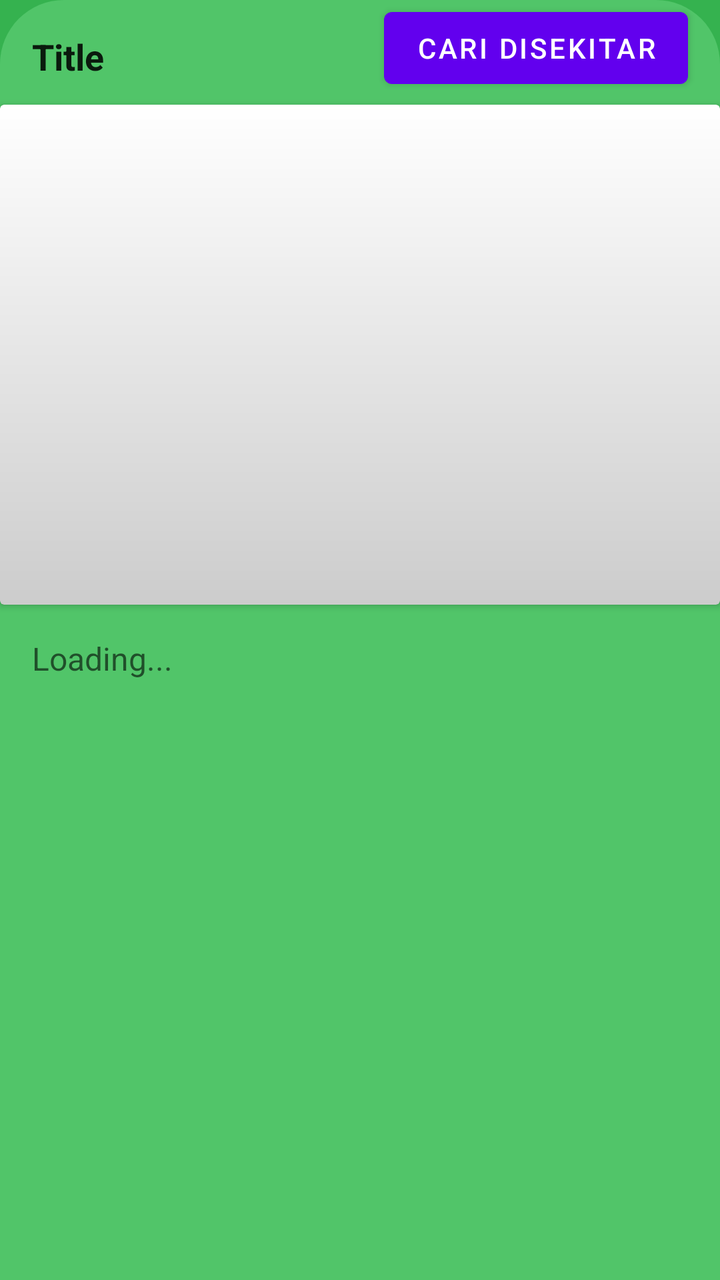
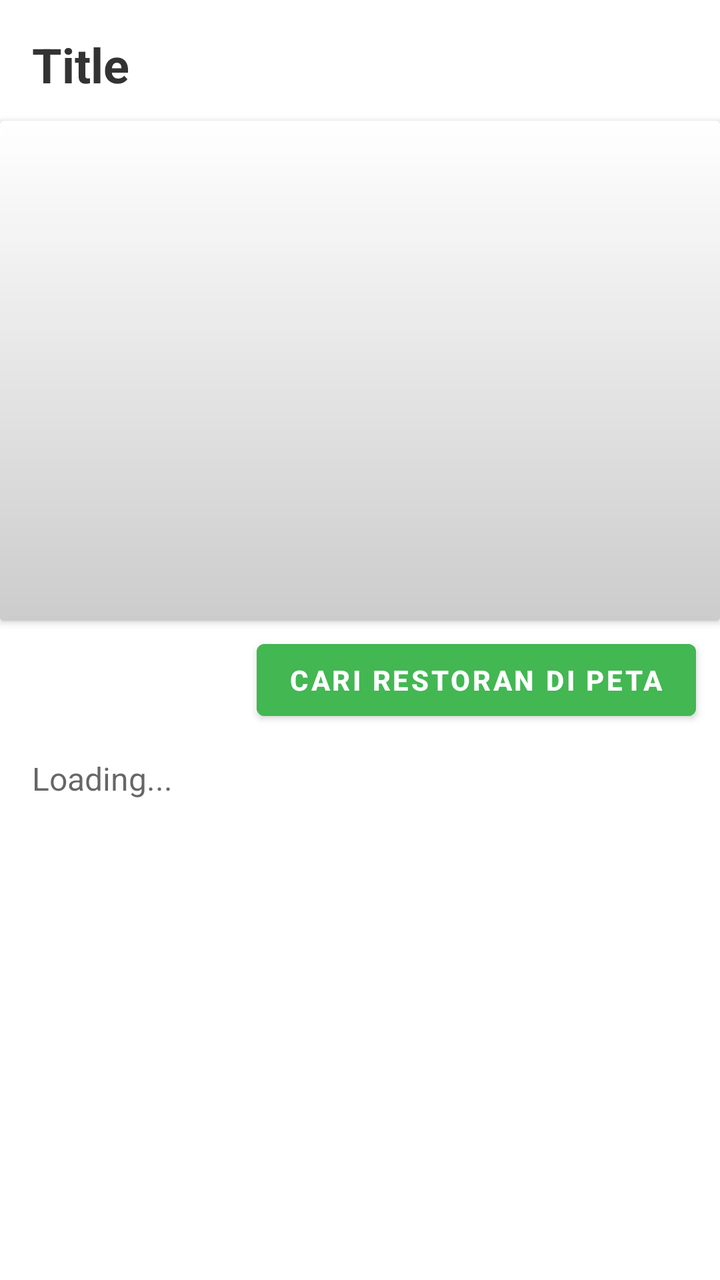

Screens rendered from an Android XML layout before and after an edit, with the pre-edit source and the edit as a unified diff.
<!-- AndroidManifest.xml: application theme Theme.Kuliner -->
<!-- res/layout/activity_details_food.xml -->
<?xml version="1.0" encoding="utf-8"?>
<androidx.constraintlayout.widget.ConstraintLayout xmlns:android="http://schemas.android.com/apk/res/android"
    xmlns:app="http://schemas.android.com/apk/res-auto"
    xmlns:tools="http://schemas.android.com/tools"
    android:layout_width="match_parent"
    android:layout_height="match_parent"
    android:background="@color/colorPrimaryDark"
    tools:context=".view.activities.DetailsFoodActivity">

    <ScrollView
        android:layout_width="match_parent"
        android:layout_height="match_parent"
        app:layout_constraintBottom_toBottomOf="parent"
        app:layout_constraintEnd_toEndOf="parent"
        app:layout_constraintTop_toTopOf="parent"
        app:layout_constraintStart_toStartOf="parent"
        android:background="@drawable/background_shape_detail">

        <androidx.constraintlayout.widget.ConstraintLayout
            android:layout_width="match_parent"
            android:layout_height="wrap_content">

            <TextView
                android:id="@+id/txt_title_detail"
                android:layout_width="match_parent"
                android:layout_height="wrap_content"
                style="@style/TextAppearance.AppCompat.Headline"
                android:layout_margin="12dp"
                android:padding="4dp"
                android:text="Title"
                android:textSize="18sp"
                android:textStyle="bold"
                app:layout_constraintEnd_toStartOf="parent"
                app:layout_constraintStart_toEndOf="parent"
                app:layout_constraintTop_toTopOf="parent"/>

            <Button
                android:id="@+id/btnGoToMap"
                android:layout_width="wrap_content"
                android:layout_height="wrap_content"
                android:layout_marginEnd="16dp"
                android:text="Cari Disekitar"
                app:layout_constraintEnd_toEndOf="parent"
                app:layout_constraintTop_toTopOf="parent" />

            <androidx.cardview.widget.CardView
                android:id="@+id/cardView"
                android:layout_width="match_parent"
                android:layout_height="250dp"
                style="@style/CardView.Light"
                android:layout_marginTop="8dp"
                app:layout_constraintEnd_toEndOf="parent"
                app:layout_constraintStart_toStartOf="parent"
                app:layout_constraintTop_toBottomOf="@id/txt_title_detail">

                <ImageView
                    android:id="@+id/image_detail"
                    android:layout_width="match_parent"
                    android:layout_height="match_parent"
                    android:scaleType="centerCrop"
                    android:src="@drawable/gradient_card"/>


            </androidx.cardview.widget.CardView>

            <TextView
                android:id="@+id/txt_detail"
                android:layout_width="match_parent"
                android:layout_height="wrap_content"
                android:layout_marginStart="12dp"
                android:layout_marginTop="12dp"
                android:layout_marginEnd="12dp"
                android:layout_marginBottom="16dp"
                android:hint="Loading..."
                android:padding="4dp"
                android:textSize="16sp"
                app:layout_constraintEnd_toStartOf="@id/cardView"
                app:layout_constraintStart_toEndOf="@id/cardView"
                app:layout_constraintTop_toBottomOf="@id/cardView"/>



        </androidx.constraintlayout.widget.ConstraintLayout>

    </ScrollView>

</androidx.constraintlayout.widget.ConstraintLayout>
<!-- resources referenced by this layout -->
<resources>
  <color name="colorPrimaryDark">#35b24f</color>
  <!-- drawable background_shape_detail (drawable) -->
  <?xml version="1.0" encoding="utf-8"?>
  <shape xmlns:android="http://schemas.android.com/apk/res/android">
  
      <solid
          android:color="@color/colorAccent"/>
  
      <corners
          android:topLeftRadius="32dp"
          android:topRightRadius="32dp"/>
  
  </shape>
  <!-- drawable gradient_card (drawable) -->
  <?xml version="1.0" encoding="utf-8"?>
  <shape xmlns:android="http://schemas.android.com/apk/res/android">
  
      <gradient
          android:startColor="#33000000"
          android:endColor="@android:color/transparent"
          android:angle="90"/>
  
  </shape>
  <style name="Theme.Kuliner" parent="Theme.MaterialComponents.DayNight.DarkActionBar">
          
          <item name="colorPrimary">@color/purple_500</item>
          <item name="colorPrimaryVariant">@color/purple_700</item>
          <item name="colorOnPrimary">@color/white</item>
          
          <item name="colorSecondary">@color/teal_200</item>
          <item name="colorSecondaryVariant">@color/teal_700</item>
          <item name="colorOnSecondary">@color/black</item>
          
          <item name="android:statusBarColor">?attr/colorPrimaryVariant</item>
          
      </style>
  <color name="colorAccent">#51c569</color>
  <color name="purple_500">#FF6200EE</color>
  <color name="purple_700">#FF3700B3</color>
  <color name="white">#FFFFFFFF</color>
  <color name="teal_200">#FF03DAC5</color>
  <color name="teal_700">#FF018786</color>
  <color name="black">#FF000000</color>
</resources>

<!-- the commit's change to res/layout/activity_details_food.xml (unified diff, before → after) -->
@@ -4,50 +4,72 @@
     xmlns:tools="http://schemas.android.com/tools"
     android:layout_width="match_parent"
     android:layout_height="match_parent"
-    android:background="@color/colorPrimaryDark"
-    tools:context=".view.activities.DetailsFoodActivity">
+    android:background="#e6e6e6"
+    tools:context=".view.activities.FoodDetailActivity">
 
     <ScrollView
         android:layout_width="match_parent"
         android:layout_height="match_parent"
+        android:background="@drawable/background_shape_detail"
         app:layout_constraintBottom_toBottomOf="parent"
         app:layout_constraintEnd_toEndOf="parent"
+        app:layout_constraintHorizontal_bias="0.0"
+        app:layout_constraintStart_toStartOf="parent"
         app:layout_constraintTop_toTopOf="parent"
-        app:layout_constraintStart_toStartOf="parent"
-        android:background="@drawable/background_shape_detail">
+        app:layout_constraintVertical_bias="0.0">
 
         <androidx.constraintlayout.widget.ConstraintLayout
             android:layout_width="match_parent"
             android:layout_height="wrap_content">
 
-            <TextView
-                android:id="@+id/txt_title_detail"
-                android:layout_width="match_parent"
-                android:layout_height="wrap_content"
-                style="@style/TextAppearance.AppCompat.Headline"
-                android:layout_margin="12dp"
-                android:padding="4dp"
-                android:text="Title"
-                android:textSize="18sp"
-                android:textStyle="bold"
-                app:layout_constraintEnd_toStartOf="parent"
-                app:layout_constraintStart_toEndOf="parent"
-                app:layout_constraintTop_toTopOf="parent"/>
-
             <Button
                 android:id="@+id/btnGoToMap"
                 android:layout_width="wrap_content"
                 android:layout_height="wrap_content"
-                android:layout_marginEnd="16dp"
-                android:text="Cari Disekitar"
+                android:layout_marginTop="316dp"
+                android:layout_marginEnd="12dp"
+                android:backgroundTint="@color/colorPrimary"
+                android:text="Cari Restoran di Peta"
+                android:textColor="@color/white"
+                android:textStyle="bold"
                 app:layout_constraintEnd_toEndOf="parent"
                 app:layout_constraintTop_toTopOf="parent" />
 
+            <TextView
+                android:id="@+id/txt_title_detail"
+                style="@style/TextAppearance.AppCompat.Headline"
+                android:layout_width="match_parent"
+                android:layout_height="wrap_content"
+                android:layout_margin="12dp"
+                android:padding="4dp"
+                android:text="Title"
+                android:textSize="24sp"
+                android:textStyle="bold"
+                app:layout_constraintEnd_toStartOf="parent"
+                app:layout_constraintStart_toEndOf="parent"
+                app:layout_constraintTop_toTopOf="parent"
+                android:textColor="#333333"/>
+
+            <TextView
+                android:id="@+id/txt_detail"
+                android:layout_width="match_parent"
+                android:layout_height="wrap_content"
+                android:layout_marginStart="12dp"
+                android:layout_marginTop="64dp"
+                android:layout_marginEnd="12dp"
+                android:hint="Loading..."
+                android:padding="4dp"
+                android:textSize="16sp"
+                app:layout_constraintEnd_toStartOf="@id/cardView"
+                app:layout_constraintStart_toEndOf="@id/cardView"
+                app:layout_constraintTop_toBottomOf="@id/cardView"
+                android:textColor="#333333" />
+
             <androidx.cardview.widget.CardView
                 android:id="@+id/cardView"
+                style="@style/CardView.Light"
                 android:layout_width="match_parent"
                 android:layout_height="250dp"
-                style="@style/CardView.Light"
                 android:layout_marginTop="8dp"
                 app:layout_constraintEnd_toEndOf="parent"
                 app:layout_constraintStart_toStartOf="parent"
@@ -55,29 +77,13 @@
 
                 <ImageView
                     android:id="@+id/image_detail"
-                    android:layout_width="match_parent"
+                    android:layout_width="422dp"
                     android:layout_height="match_parent"
                     android:scaleType="centerCrop"
-                    android:src="@drawable/gradient_card"/>
+                    android:src="@drawable/gradient_card" />
 
 
             </androidx.cardview.widget.CardView>
-
-            <TextView
-                android:id="@+id/txt_detail"
-                android:layout_width="match_parent"
-                android:layout_height="wrap_content"
-                android:layout_marginStart="12dp"
-                android:layout_marginTop="12dp"
-                android:layout_marginEnd="12dp"
-                android:layout_marginBottom="16dp"
-                android:hint="Loading..."
-                android:padding="4dp"
-                android:textSize="16sp"
-                app:layout_constraintEnd_toStartOf="@id/cardView"
-                app:layout_constraintStart_toEndOf="@id/cardView"
-                app:layout_constraintTop_toBottomOf="@id/cardView"/>
-
 
 
         </androidx.constraintlayout.widget.ConstraintLayout>
<!-- resource entries referenced after the edit -->
@@ -1,16 +1,16 @@
 <!-- resources referenced by this layout -->
 <resources>
-  <color name="colorPrimaryDark">#35b24f</color>
+  <color name="colorPrimary">#42b752</color>
   <!-- drawable background_shape_detail (drawable) -->
   <?xml version="1.0" encoding="utf-8"?>
   <shape xmlns:android="http://schemas.android.com/apk/res/android">
   
       <solid
-          android:color="@color/colorAccent"/>
+          android:color="@color/white"/>
   
       <corners
-          android:topLeftRadius="32dp"
-          android:topRightRadius="32dp"/>
+          android:topLeftRadius="0dp"
+          android:topRightRadius="0dp"/>
   
   </shape>
   <!-- drawable gradient_card (drawable) -->
@@ -21,6 +21,10 @@
           android:startColor="#33000000"
           android:endColor="@android:color/transparent"
           android:angle="90"/>
+  
+      <corners
+          android:topLeftRadius="10dp"
+          android:topRightRadius="10dp"/>
   
   </shape>
   <style name="Theme.Kuliner" parent="Theme.MaterialComponents.DayNight.DarkActionBar">
@@ -36,7 +40,6 @@
           <item name="android:statusBarColor">?attr/colorPrimaryVariant</item>
           
       </style>
-  <color name="colorAccent">#51c569</color>
   <color name="purple_500">#FF6200EE</color>
   <color name="purple_700">#FF3700B3</color>
   <color name="white">#FFFFFFFF</color>
